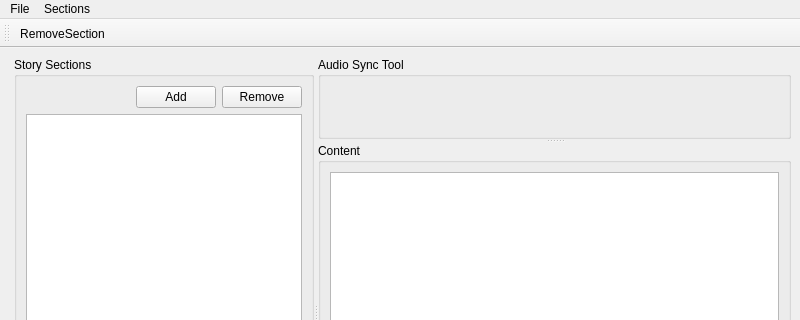
Above: Cotorro/mainwindow.ui from hummingflight/cotorro-storytelling-audio-sync-tool before the change; both pictures show x 0 to 800 and y 0 to 320 of the 800 by 600 pixel window. Below: the same form after it.
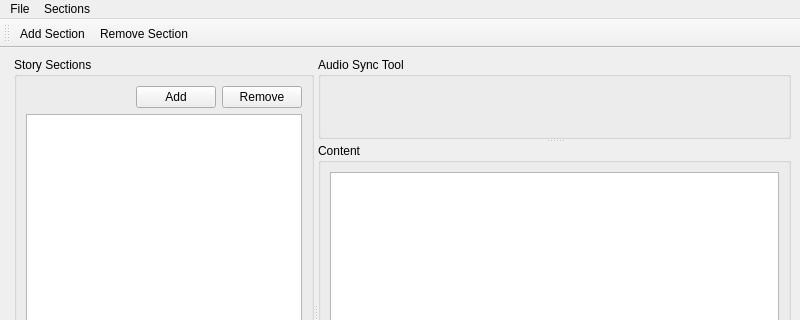
That is the form after the change. Icons and pictures are not drawn.

Commit message: update: actions's tool tip

The edit to the form file:
```diff
--- a/Cotorro/mainwindow.ui
+++ b/Cotorro/mainwindow.ui
@@ -242,7 +242,7 @@
    <attribute name="toolBarBreak">
     <bool>false</bool>
    </attribute>
-   <addaction name="Add a story section."/>
+   <addaction name="actionAddSection"/>
    <addaction name="actionRemoveSection"/>
   </widget>
   <action name="actionNew">
@@ -273,13 +273,16 @@
     <string>Save</string>
    </property>
   </action>
-  <action name="Add a story section.">
+  <action name="actionAddSection">
    <property name="icon">
     <iconset resource="app-resources.qrc">
      <normaloff>:/icons/assets/icons/document_add.ico</normaloff>:/icons/assets/icons/document_add.ico</iconset>
    </property>
    <property name="text">
-    <string>AddSection</string>
+    <string>Add Section</string>
+   </property>
+   <property name="toolTip">
+    <string>Add a story section.</string>
    </property>
   </action>
   <action name="actionRemoveSection">
@@ -288,7 +291,7 @@
      <normaloff>:/icons/assets/icons/document_delete.ico</normaloff>:/icons/assets/icons/document_delete.ico</iconset>
    </property>
    <property name="text">
-    <string>RemoveSection</string>
+    <string>Remove Section</string>
    </property>
    <property name="toolTip">
     <string>Remove a story section.</string>
```
Left out of the diff: 11 changed lines with no effect on the pictures.
